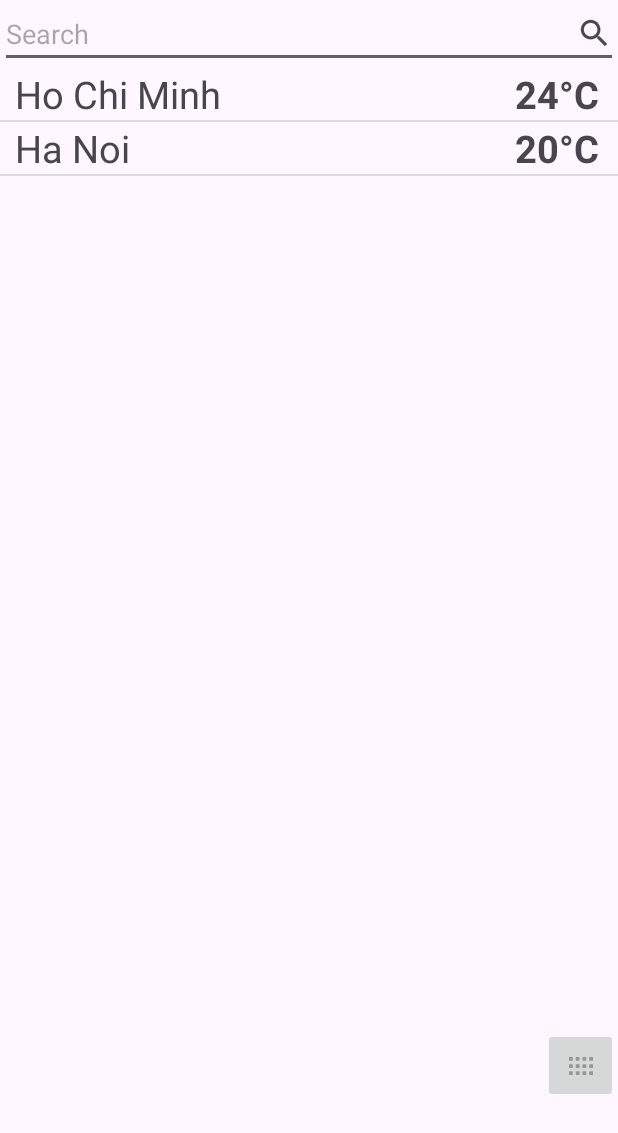
After one commit to LapisAquamarin/Weather_Project, an Android app: the SearchLocation screen opened directly, with no data from a screen before it, on a phone screen of 412 x 824 dp. The commit adds this screen. Shown: the top 1133 px of the screen. Run offline under Robolectric (Android 15) with nearby library versions, the phone set to English and light mode, and no system bars; network calls fail.

Commit message:
Done UI search location

```diff
--- a/app/src/main/AndroidManifest.xml
+++ b/app/src/main/AndroidManifest.xml
@@ -1,6 +1,7 @@
 <?xml version="1.0" encoding="utf-8"?>
 <manifest xmlns:android="http://schemas.android.com/apk/res/android"
     xmlns:tools="http://schemas.android.com/tools">
+
     <uses-permission android:name="android.permission.INTERNET" />
 
     <application
@@ -14,6 +15,9 @@
         android:theme="@style/Theme.WeatherProject3"
         tools:targetApi="31">
         <activity
+            android:name=".SearchLocation"
+            android:exported="false" />
+        <activity
             android:name=".Control.MainActivity"
             android:exported="true">
             <intent-filter>
--- a/app/src/main/java/com/mobile/weatherproject3/Control/MainActivity.java
+++ b/app/src/main/java/com/mobile/weatherproject3/Control/MainActivity.java
@@ -7,7 +7,10 @@ import androidx.recyclerview.widget.LinearLayoutManager;
 import androidx.recyclerview.widget.RecyclerView;
 
 import android.annotation.SuppressLint;
+import android.content.Intent;
 import android.os.Bundle;
+import android.view.View;
+import android.widget.Button;
 import android.widget.ListView;
 import android.widget.Toast;
 
@@ -19,6 +22,7 @@ import com.android.volley.toolbox.StringRequest;
 import com.android.volley.toolbox.Volley;
 import com.mobile.weatherproject3.Model.Weather;
 import com.mobile.weatherproject3.R;
+import com.mobile.weatherproject3.SearchLocation;
 import com.mobile.weatherproject3.View.CustomAdapterMainActivity;
 import com.mobile.weatherproject3.View.CustomAdapterRecycleViewMainActivity;
 
@@ -32,6 +36,7 @@ import java.util.ArrayList;
 public class MainActivity extends AppCompatActivity {
 
     ListView lvMainActivity;
+    Button btnSearchLocate;
     RecyclerView rcMainActivity;
     CustomAdapterMainActivity adapterWeatherMainActivity;
     CustomAdapterRecycleViewMainActivity adapterRecycleViewMainActivity;
@@ -51,9 +56,17 @@ public class MainActivity extends AppCompatActivity {
     private void addControl() {
         lvMainActivity = (ListView) findViewById(R.id.lvMainActivity);
         rcMainActivity = (RecyclerView) findViewById(R.id.rcMainActivity);
+        btnSearchLocate = (Button) findViewById(R.id.btnSearchLocate);
+
     }
     private void addEvent() {
-
+        btnSearchLocate.setOnClickListener(new View.OnClickListener() {
+            @Override
+            public void onClick(View view) {
+                Intent intent = new Intent(MainActivity.this, SearchLocation.class);
+                startActivity(intent);
+            }
+        });
     }
 
     public void getDataWeather(String url)
--- /dev/null
+++ b/app/src/main/java/com/mobile/weatherproject3/SearchLocation.java
@@ -0,0 +1,68 @@
+package com.mobile.weatherproject3;
+
+import androidx.appcompat.app.AppCompatActivity;
+
+import android.content.Intent;
+import android.os.Bundle;
+import android.view.View;
+import android.widget.AdapterView;
+import android.widget.ImageButton;
+import android.widget.ListView;
+import android.widget.TextView;
+
+import com.mobile.weatherproject3.Control.MainActivity;
+import com.mobile.weatherproject3.View.AdapterSearchLocation;
+
+import java.util.ArrayList;
+import java.util.HashMap;
+import java.util.List;
+import java.util.Map;
+
+public class SearchLocation extends AppCompatActivity {
+    ImageButton btnBack;
+    ListView lvLocation;
+    @Override
+    protected void onCreate(Bundle savedInstanceState) {
+        super.onCreate(savedInstanceState);
+        setContentView(R.layout.activity_search_location);
+        addContols();
+        addEvents();
+        // data test llist view
+        List<Map<String, String>> listItem= new ArrayList<>();
+        Map<String, String> mapValue= new HashMap<>();
+        mapValue.put("city_name", "Ho Chi Minh");
+        mapValue.put("temp", "24");
+        Map<String, String> mapValue2= new HashMap<>();
+        mapValue2.put("city_name", "Ha Noi");
+        mapValue2.put("temp", "20");
+        System.out.println(mapValue);
+        listItem.add(mapValue);
+        listItem.add(mapValue2);
+
+        AdapterSearchLocation adapter = new AdapterSearchLocation(this, listItem);
+        lvLocation.setAdapter(adapter);
+    }
+
+    void addContols(){
+        lvLocation = (ListView) findViewById(R.id.lvLocation);
+        btnBack = (ImageButton) findViewById(R.id.btnBack);
+    }
+
+    void addEvents(){
+        btnBack.setOnClickListener(new View.OnClickListener() {
+            @Override
+            public void onClick(View view) {
+                Intent intent = new Intent (SearchLocation.this, MainActivity.class);
+                startActivity(intent);
+            }
+        });
+
+//        lvLocation.setOnClickListener(new AdapterView.OnItemClickListener(){
+//            @Override
+//            public void onItemClick(AdapterView<?> adapterView, View view, int i, long l) {
+//                System.out.println(adapterView.getItemAtPosition(i));
+//            }
+//        });
+
+    }
+}
--- /dev/null
+++ b/app/src/main/java/com/mobile/weatherproject3/View/AdapterSearchLocation.java
@@ -0,0 +1,53 @@
+package com.mobile.weatherproject3.View;
+
+import android.app.Activity;
+import android.view.LayoutInflater;
+import android.view.View;
+import android.view.ViewGroup;
+import android.widget.BaseAdapter;
+import android.widget.TextView;
+
+import com.mobile.weatherproject3.R;
+
+import org.w3c.dom.Text;
+
+import java.util.HashMap;
+import java.util.List;
+import java.util.Map;
+
+public class AdapterSearchLocation extends BaseAdapter {
+    private List<Map<String, String>> items;
+    private Activity activity;
+    public AdapterSearchLocation(Activity activity,List<Map<String, String>> items){
+        this.activity = activity;
+        this.items = items;
+    }
+
+    @Override
+    public int getCount() {
+        return items.size();
+    }
+
+    @Override
+    public Object getItem(int i) {
+        return null;
+    }
+
+    @Override
+    public long getItemId(int i) {
+        return 0;
+    }
+
+    @Override
+    public View getView(int i, View view, ViewGroup viewGroup) {
+        LayoutInflater inflater = activity.getLayoutInflater();
+        view = inflater.inflate(R.layout.item_layout_location, null);
+        TextView tvCityName = (TextView) view.findViewById(R.id.tvCityName);
+        TextView tvTemp = (TextView) view.findViewById(R.id.tvTempature);
+
+        tvCityName.setText(items.get(i).get("city_name"));
+        tvTemp.setText(items.get(i).get("temp") + "°C");
+
+        return view;
+    }
+}
--- /dev/null
+++ b/app/src/main/res/drawable/baseline_view_compact_24.xml
@@ -0,0 +1,5 @@
+<vector android:height="24dp" android:tint="#969696"
+    android:viewportHeight="24" android:viewportWidth="24"
+    android:width="24dp" xmlns:android="http://schemas.android.com/apk/res/android">
+    <path android:fillColor="@android:color/white" android:pathData="M4,18h2.5v-2.5H4V18zM4,13.25h2.5v-2.5H4V13.25zM4,8.5h2.5V6H4V8.5zM17.5,6v2.5H20V6H17.5zM13,8.5h2.5V6H13V8.5zM17.5,18H20v-2.5h-2.5V18zM17.5,13.25H20v-2.5h-2.5V13.25zM8.5,18H11v-2.5H8.5V18zM13,18h2.5v-2.5H13V18zM8.5,8.5H11V6H8.5V8.5zM13,13.25h2.5v-2.5H13V13.25zM8.5,13.25H11v-2.5H8.5V13.25z"/>
+</vector>
--- a/app/src/main/res/layout/activity_main.xml
+++ b/app/src/main/res/layout/activity_main.xml
@@ -52,5 +52,11 @@
             </LinearLayout>
         </androidx.cardview.widget.CardView>
 
+        <Button
+            android:id="@+id/btnSearchLocate"
+            android:layout_width="match_parent"
+            android:layout_height="wrap_content"
+            android:text="Search Location" />
+
     </LinearLayout>
 </androidx.constraintlayout.widget.ConstraintLayout>
--- /dev/null
+++ b/app/src/main/res/layout/activity_search_location.xml
@@ -0,0 +1,39 @@
+<?xml version="1.0" encoding="utf-8"?>
+<androidx.constraintlayout.widget.ConstraintLayout xmlns:android="http://schemas.android.com/apk/res/android"
+    xmlns:app="http://schemas.android.com/apk/res-auto"
+    xmlns:tools="http://schemas.android.com/tools"
+    android:layout_width="match_parent"
+    android:layout_height="match_parent"
+    tools:context=".SearchLocation">
+
+
+    <LinearLayout
+        android:layout_width="match_parent"
+        android:layout_height="match_parent"
+        android:orientation="vertical">
+
+        <EditText
+            android:id="@+id/editTextText2"
+            android:layout_width="match_parent"
+            android:layout_height="wrap_content"
+            android:ems="10"
+            android:inputType="text"
+            android:drawableRight="?android:attr/actionModeWebSearchDrawable"
+            android:hint="Search" />
+
+        <ListView
+            android:id="@+id/lvLocation"
+            android:layout_width="match_parent"
+            android:layout_height="600dp" />
+
+        <ImageButton
+            android:id="@+id/btnBack"
+            android:layout_width="50dp"
+            android:layout_height="50dp"
+            android:layout_gravity="end"
+            android:layout_marginTop="40dp"
+            android:src="@drawable/baseline_view_compact_24"/>
+    </LinearLayout>
+
+
+</androidx.constraintlayout.widget.ConstraintLayout>
--- /dev/null
+++ b/app/src/main/res/layout/item_layout_location.xml
@@ -0,0 +1,29 @@
+<?xml version="1.0" encoding="utf-8"?>
+<LinearLayout xmlns:android="http://schemas.android.com/apk/res/android"
+    android:orientation="horizontal"
+    android:layout_width="match_parent"
+    android:layout_marginLeft="10dp"
+    android:layout_marginVertical="5dp"
+    android:layout_height="match_parent">
+
+    <TextView
+        android:id="@+id/tvCityName"
+        android:layout_width="150dp"
+        android:layout_height="wrap_content"
+        android:textSize="25dp"
+        android:layout_marginLeft="10dp"
+        android:layout_gravity="start"
+        android:layout_weight="8.5"
+        android:text="City name" />
+
+    <TextView
+        android:id="@+id/tvTempature"
+        android:layout_gravity="end"
+        android:layout_width="50dp"
+        android:layout_height="wrap_content"
+        android:textSize="25dp"
+        android:textAlignment="center"
+        android:textStyle="bold"
+        android:layout_weight="1.5"
+        android:text="Temp" />
+</LinearLayout>
```
Also changed, not shown: app/src/main/res/drawable/img.png (added), 1 other file.
